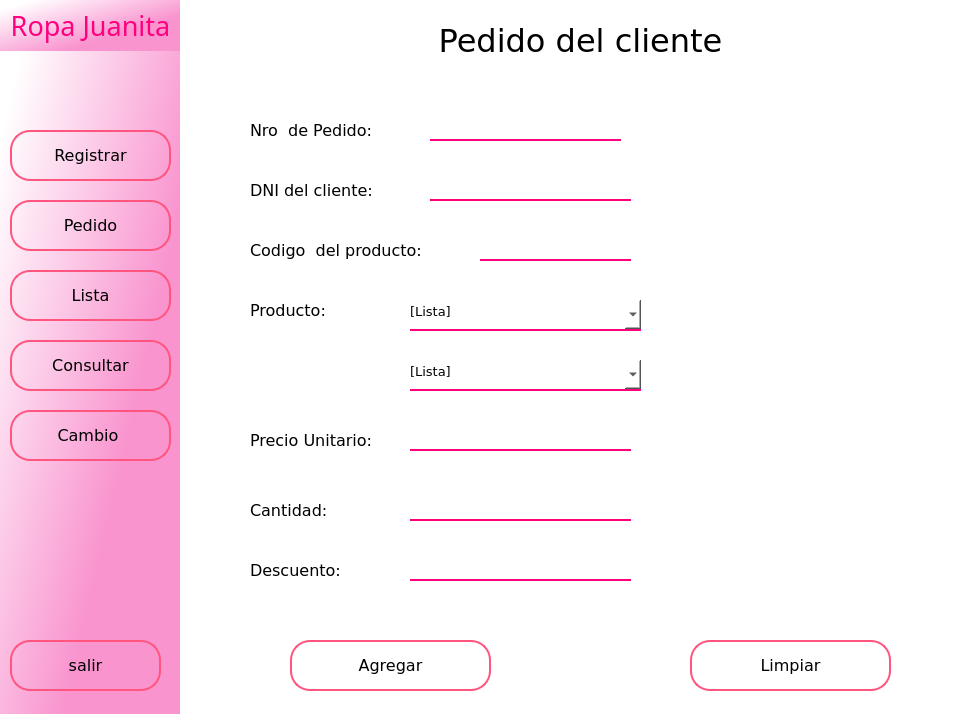
First picture: the form in PROYECROS DESARROLLO DE SOFWARE/Formulario/venta.ui, repository YELTSIN29/Proyecto-Ventas-Juanita, before the edit.
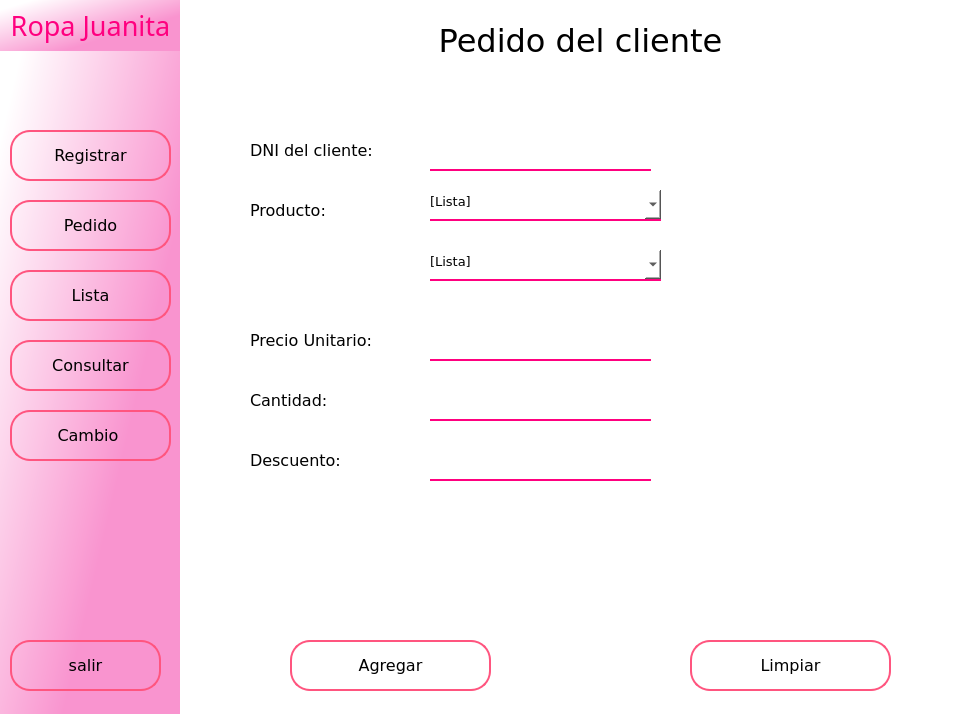
Second picture: the form after the edit. The open tabs and pages were chosen to show the change. Icons and pictures are not drawn.

The edit to the form file:
```diff
--- a/PROYECROS DESARROLLO DE SOFWARE/Formulario/venta.ui
+++ b/PROYECROS DESARROLLO DE SOFWARE/Formulario/venta.ui
@@ -691,7 +691,7 @@
                  <property name="geometry">
                   <rect>
                    <x>70</x>
-                   <y>550</y>
+                   <y>440</y>
                    <width>121</width>
                    <height>41</height>
                   </rect>
@@ -710,7 +710,7 @@
                  <property name="geometry">
                   <rect>
                    <x>70</x>
-                   <y>170</y>
+                   <y>130</y>
                    <width>171</width>
                    <height>41</height>
                   </rect>
@@ -729,7 +729,7 @@
                  <property name="geometry">
                   <rect>
                    <x>70</x>
-                   <y>420</y>
+                   <y>320</y>
                    <width>161</width>
                    <height>41</height>
                   </rect>
@@ -748,7 +748,7 @@
                  <property name="geometry">
                   <rect>
                    <x>70</x>
-                   <y>290</y>
+                   <y>190</y>
                    <width>101</width>
                    <height>41</height>
                   </rect>
@@ -763,57 +763,12 @@
                   <string>Producto:</string>
                  </property>
                 </widget>
-                <widget class="QLabel" name="label_22">
-                 <property name="geometry">
-                  <rect>
-                   <x>70</x>
-                   <y>230</y>
-                   <width>221</width>
-                   <height>41</height>
-                  </rect>
-                 </property>
-                 <property name="font">
-                  <font>
-                   <family>Verdana</family>
-                   <pointsize>12</pointsize>
-                  </font>
-                 </property>
-                 <property name="text">
-                  <string>Codigo  del producto:</string>
-                 </property>
-                </widget>
-                <widget class="QLineEdit" name="txtCodProducto">
-                 <property name="geometry">
-                  <rect>
-                   <x>300</x>
-                   <y>220</y>
-                   <width>151</width>
-                   <height>41</height>
-                  </rect>
-                 </property>
-                 <property name="font">
-                  <font>
-                   <pointsize>12</pointsize>
-                  </font>
-                 </property>
-                 <property name="styleSheet">
-                  <string notr="true">QLineEdit{
-background-color: rgb(255, 255, 255);
-border:none;
-border-bottom:2px solid rgb(255, 0, 127);
-padding-bottom:7px;
-}</string>
-                 </property>
-                 <property name="alignment">
-                  <set>Qt::AlignBottom|Qt::AlignLeading|Qt::AlignLeft</set>
-                 </property>
-                </widget>
                 <widget class="QLineEdit" name="txtDNIcliente">
                  <property name="geometry">
                   <rect>
                    <x>250</x>
-                   <y>160</y>
-                   <width>201</width>
+                   <y>130</y>
+                   <width>221</width>
                    <height>41</height>
                   </rect>
                  </property>
@@ -838,7 +793,7 @@
                  <property name="geometry">
                   <rect>
                    <x>70</x>
-                   <y>490</y>
+                   <y>380</y>
                    <width>111</width>
                    <height>41</height>
                   </rect>
@@ -856,8 +811,8 @@
                 <widget class="QLineEdit" name="lineEdit_9">
                  <property name="geometry">
                   <rect>
-                   <x>230</x>
-                   <y>410</y>
+                   <x>250</x>
+                   <y>320</y>
                    <width>221</width>
                    <height>41</height>
                   </rect>
@@ -882,8 +837,8 @@
                 <widget class="QLineEdit" name="lineEdit_19">
                  <property name="geometry">
                   <rect>
-                   <x>230</x>
-                   <y>480</y>
+                   <x>250</x>
+                   <y>380</y>
                    <width>221</width>
                    <height>41</height>
                   </rect>
@@ -908,8 +863,8 @@
                 <widget class="QLineEdit" name="lineEdit_20">
                  <property name="geometry">
                   <rect>
-                   <x>230</x>
-                   <y>540</y>
+                   <x>250</x>
+                   <y>440</y>
                    <width>221</width>
                    <height>41</height>
                   </rect>
@@ -956,8 +911,8 @@
                 <widget class="QComboBox" name="comboBox">
                  <property name="geometry">
                   <rect>
-                   <x>230</x>
-                   <y>300</y>
+                   <x>250</x>
+                   <y>190</y>
                    <width>231</width>
                    <height>31</height>
                   </rect>
@@ -1075,52 +1030,7 @@
                   <bool>true</bool>
                  </property>
                 </widget>
-                <widget class="QLabel" name="label_12">
-                 <property name="geometry">
-                  <rect>
-                   <x>70</x>
-                   <y>110</y>
-                   <width>171</width>
-                   <height>41</height>
-                  </rect>
-                 </property>
-                 <property name="font">
-                  <font>
-                   <family>Verdana</family>
-                   <pointsize>12</pointsize>
-                  </font>
-                 </property>
-                 <property name="text">
-                  <string>Nro  de Pedido:</string>
-                 </property>
-                </widget>
-                <widget class="QLineEdit" name="txtNroPedido">
-                 <property name="geometry">
-                  <rect>
-                   <x>250</x>
-                   <y>100</y>
-                   <width>191</width>
-                   <height>41</height>
-                  </rect>
-                 </property>
-                 <property name="font">
-                  <font>
-                   <pointsize>12</pointsize>
-                  </font>
-                 </property>
-                 <property name="styleSheet">
-                  <string notr="true">QLineEdit{
-background-color: rgb(255, 255, 255);
-border:none;
-border-bottom:2px solid rgb(255, 0, 127);
-padding-bottom:7px;
-}</string>
-                 </property>
-                 <property name="alignment">
-                  <set>Qt::AlignBottom|Qt::AlignLeading|Qt::AlignLeft</set>
-                 </property>
-                </widget>
-                <widget class="QPushButton" name="pushButton_13">
+                <widget class="QPushButton" name="btnLimpiarPedido">
                  <property name="geometry">
                   <rect>
                    <x>510</x>
@@ -1156,8 +1066,8 @@
                 <widget class="QComboBox" name="comboBox_2">
                  <property name="geometry">
                   <rect>
-                   <x>230</x>
-                   <y>360</y>
+                   <x>250</x>
+                   <y>250</y>
                    <width>231</width>
                    <height>31</height>
                   </rect>
```
Left out of the diff: 36 changed lines with no effect on the pictures.
